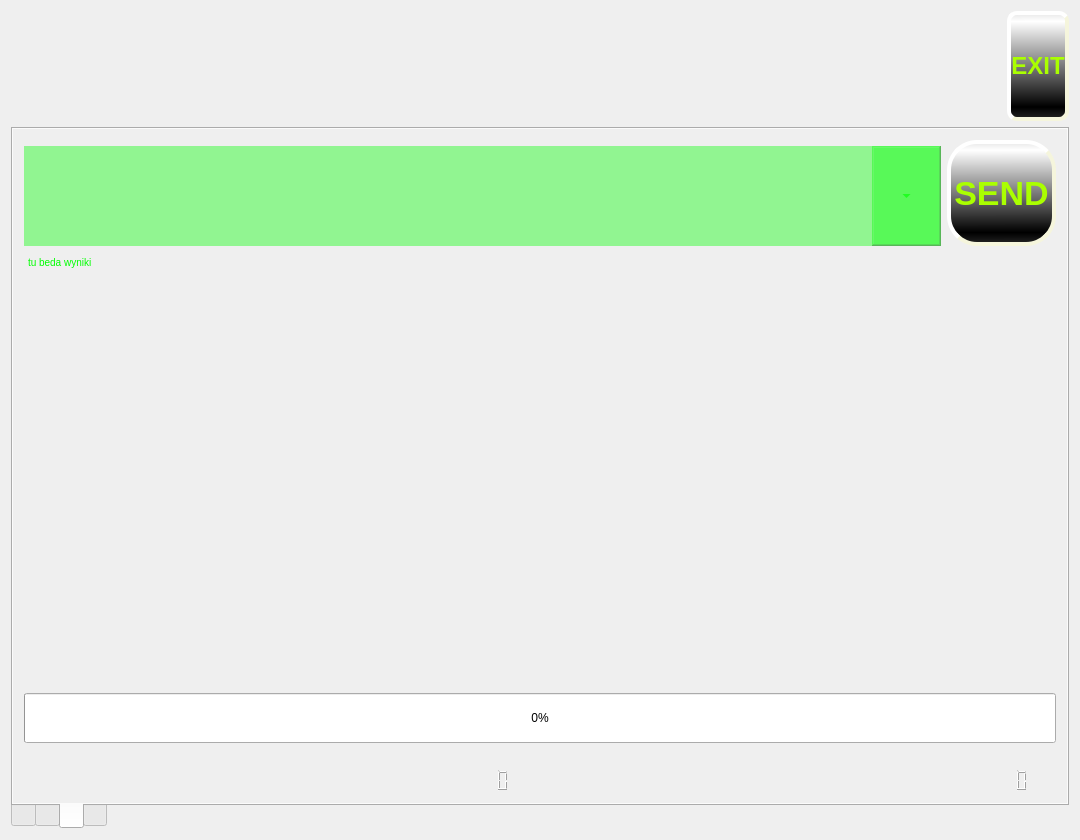
cyniu88/QT_kurs, file iDom_Client/idom_client.ui: the form before one commit.
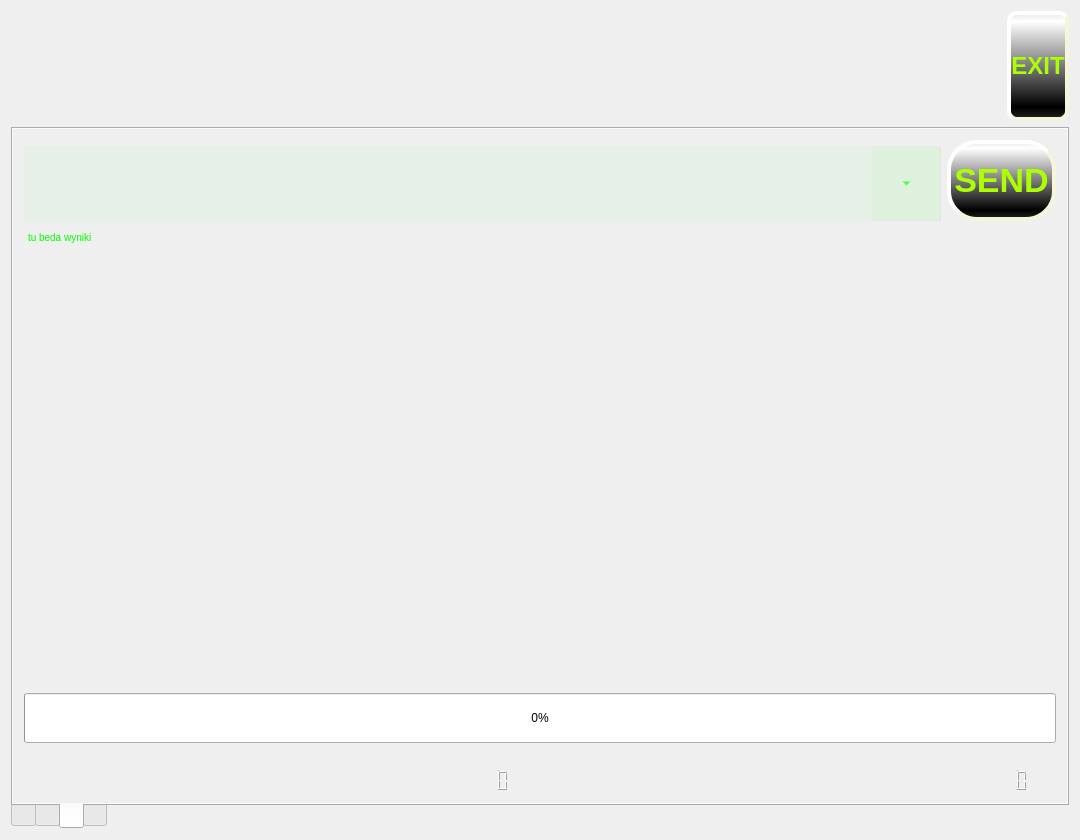
The form after the commit. The open tabs and pages were chosen to show the change. Icons and pictures are not drawn.

```diff
--- a/iDom_Client/idom_client.ui
+++ b/iDom_Client/idom_client.ui
@@ -970,7 +970,7 @@
             <property name="minimumSize">
              <size>
               <width>0</width>
-              <height>100</height>
+              <height>75</height>
              </size>
             </property>
             <property name="layoutDirection">
@@ -980,12 +980,12 @@
              <string notr="true">
 QComboBox {
  
-background-color: rgba(0, 255, 0, 100);
+background-color: rgba(0, 255, 0, 10);
  border: true;
 	border-color: rgb(0, 255, 0);
 	color: rgb(0, 255, 0);
     font-family:  &quot;Franklin Gothic Medium&quot;;
-    font-size:  22px;
+    font-size:  25px;
 }
 QComboBox::drop-down {
      width:19px;
```
Left out of the diff: 5 changed lines with no effect on the pictures.
